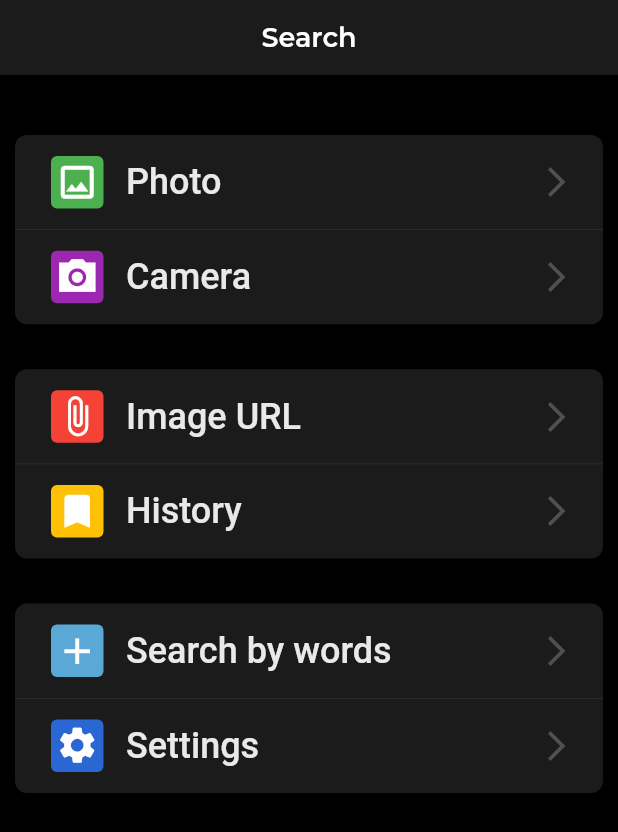
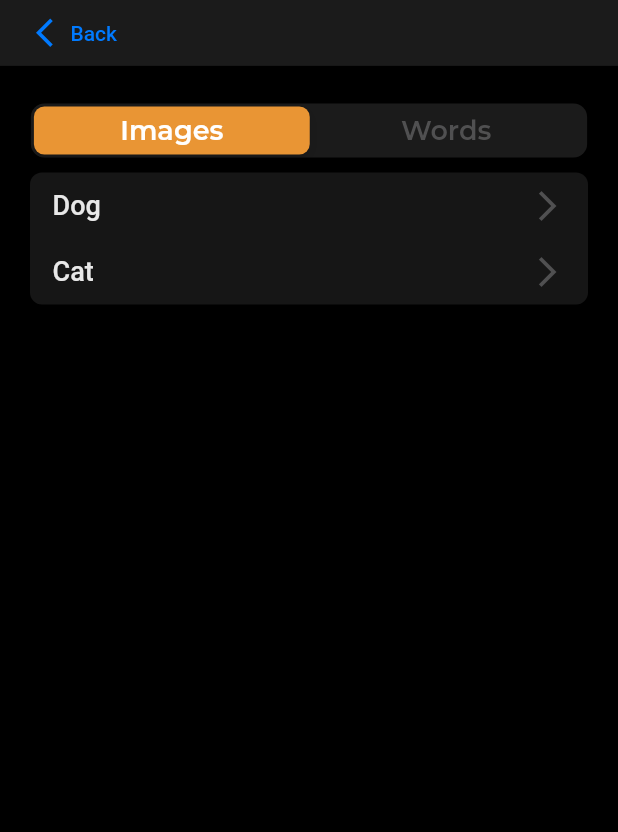
Before and after one commit to GhostuSs/search_image, a Flutter app: the HomePage screen opened directly, after a tap on "History", on a phone screen of 412 x 824 dp. Shown: the top 832 px of the screen. Run offline on Flutter 3.47's test engine with Material 2 defaults, Android fonts, the phone set to English and light mode, and no system bars; our stand-ins replace camera, dio, flutter_rating_bar, page_transition, shared_preferences, webview_flutter; accounts and stored records are empty; Roboto replaces fonts that are missing (JosefinSans-SemiBold).

Commit message:
'searchByLink v 1.0'

```diff
--- a/lib/project_settings/api/routes/api_routes.dart
+++ b/lib/project_settings/api/routes/api_routes.dart
@@ -3,5 +3,7 @@ abstract class ApiRoutes{
 
   static const String searchByWordsGoogle = '/search';
   static const String searchByWordsYandex = '/search/';
+  static const String searchByImageGoogle = '/searchbyimage?site=search&sa=X&image_url=';
+  static const String searchByImageYandex = '/images/search?source=collections&rpt=imageview&url=';
 
 }
--- a/lib/routes.dart
+++ b/lib/routes.dart
@@ -1,5 +1,6 @@
 import 'package:flutter/material.dart';
 import 'package:image_search_app/ui/screens/browser/browser_page.dart';
+import 'package:image_search_app/ui/screens/history/history_by_words_screen.dart';
 import 'package:image_search_app/ui/screens/home.dart';
 import 'package:image_search_app/ui/screens/onboarding/onboarding.dart';
 import 'package:image_search_app/ui/screens/search_by_words/search_by_words_screen.dart';
@@ -14,6 +15,7 @@ abstract class MainNavigationRoutes{
   static const String searchUrl = '/searchurl';
   static const String searchWords = '/searchwords';
   static const String browser = '/browser';
+  static const String historyWords='/historywords';
 }
 final routes = {
   MainNavigationRoutes.home: (BuildContext context) => HomePage(),
@@ -21,5 +23,6 @@ final routes = {
   MainNavigationRoutes.settings: (BuildContext context) => const SettingsScreen(),
   MainNavigationRoutes.searchUrl: (BuildContext context) => const SearchUrlScreen(),
   MainNavigationRoutes.searchWords: (BuildContext context) => const SearchWordsScreen(),
-  MainNavigationRoutes.browser: (BuildContext context) => BrowserPage(),
+  MainNavigationRoutes.browser: (BuildContext context) => const BrowserPage(),
+  MainNavigationRoutes.historyWords: (BuildContext context) => const HistoryOfWordsScreen(),
 };
--- a/lib/ui/components/uikit/raw_segmented.dart
+++ b/lib/ui/components/uikit/raw_segmented.dart
@@ -4,8 +4,9 @@ import 'package:image_search_app/project_settings/colors/color_palette.dart';
 
 class RawSegmented extends StatefulWidget {
   final int segmentedControlValue;
+  final List<String> tabsNames;
   final void Function(int?) onValueChanged;
-  const RawSegmented({Key? key, required this.segmentedControlValue, required this.onValueChanged}) : super(key: key);
+  const RawSegmented({Key? key, required this.segmentedControlValue, required this.onValueChanged, required this.tabsNames}) : super(key: key);
 
   @override
   State<StatefulWidget> createState() {
@@ -23,9 +24,8 @@ class _RawSegmented extends State<RawSegmented> {
           backgroundColor: ProjectColors.darkGray,
           thumbColor: ProjectColors.orange,
           children: <int, Widget>{
-            0: Tab(label: 'Google', index: 0,isSelectedIndex: widget.segmentedControlValue),
-            1: Tab(label: 'Yandex', index: 1,isSelectedIndex: widget.segmentedControlValue),
-          },
+            for(int i=0;i<widget.tabsNames.length;i++) i: Tab(label: widget.tabsNames[i], index: i,isSelectedIndex: widget.segmentedControlValue),
+            },
           onValueChanged: widget.onValueChanged
           ),
     );
--- a/lib/ui/screens/browser/browser_page.dart
+++ b/lib/ui/screens/browser/browser_page.dart
@@ -7,7 +7,8 @@ import '../../components/uikit/raw_segmented.dart';
 class BrowserPage extends StatefulWidget {
   final String? urlGoogle;
   final String? urlYandex;
-  const BrowserPage({Key? key, this.urlGoogle, this.urlYandex}) : super(key: key);
+  final bool? urlSearchEnable;
+  const BrowserPage({Key? key, this.urlGoogle, this.urlYandex, this.urlSearchEnable}) : super(key: key);
 
   @override
   State<StatefulWidget> createState() {
@@ -35,6 +36,7 @@ class _BrowserPageState extends State<BrowserPage> {
     return DefaultTabController(
         length: 2,
         child: Scaffold(
+          resizeToAvoidBottomInset: true,
           backgroundColor: ProjectColors.black,
           appBar: CupertinoNavigationBar(
             backgroundColor: ProjectColors.darkGray,
@@ -63,6 +65,7 @@ class _BrowserPageState extends State<BrowserPage> {
                   mainAxisAlignment: MainAxisAlignment.center,
                   children: [
                     RawSegmented(
+                      tabsNames: ['Google','Yandex'],
                       onValueChanged: (int? value) {
                         setState(() {
                           segmentedControlValue = value!;
--- /dev/null
+++ b/lib/ui/screens/history/history_by_words_screen.dart
@@ -0,0 +1,132 @@
+import 'package:flutter/cupertino.dart';
+import 'package:flutter/material.dart';
+import 'package:image_search_app/project_settings/colors/color_palette.dart';
+import 'package:image_search_app/routes.dart';
+import 'package:image_search_app/ui/screens/settings/settings_screen.dart';
+import '../../components/uikit/raw_segmented.dart';
+
+class HistoryOfWordsScreen extends StatefulWidget {
+  final String? urlGoogle;
+  final String? urlYandex;
+  const HistoryOfWordsScreen({Key? key, this.urlGoogle, this.urlYandex}) : super(key: key);
+
+  @override
+  State<StatefulWidget> createState() {
+    return _HistoryOfWordsScreenState();
+  }
+}
+
+class _HistoryOfWordsScreenState extends State<HistoryOfWordsScreen> {
+  int segmentedControlValue = 0;
+  final List<CardData> _items = [
+    CardData(text: 'Dog', onCardPressed: (){}),
+    CardData(text: 'Cat', onCardPressed: (){})
+  ];
+  void onCardPressed(){
+    Navigator.pushNamed(context, MainNavigationRoutes.home);
+  }
+  @override
+  initState() {
+    super.initState();
+  }
+  Future<String> getValue() async {
+    String url;
+    segmentedControlValue==0 ? url=widget.urlGoogle! : url=widget.urlYandex!;
+    return url;
+  }
+  @override
+  Widget build(BuildContext context) {
+    return DefaultTabController(
+        length: 2,
+        child: Scaffold(
+          backgroundColor: ProjectColors.black,
+          appBar: CupertinoNavigationBar(
+            backgroundColor: ProjectColors.darkGray,
+            leading: TextButton(
+              onPressed: () => Navigator.pop(context),
+              child: Row(children: const [
+                Icon(
+                  Icons.arrow_back_ios,
+                  color: CupertinoColors.systemBlue,
+                  size: 23,
+                ),
+                Text(
+                  'Back',
+                  style: TextStyle(color: CupertinoColors.systemBlue),
+                )
+              ]),
+            ),
+          ),
+          body: SingleChildScrollView(
+            physics: const NeverScrollableScrollPhysics(),
+            child: Column(
+              crossAxisAlignment: CrossAxisAlignment.center,
+              children: [
+                const SizedBox(height: 25),
+                Row(
+                  mainAxisAlignment: MainAxisAlignment.center,
+                  children: [
+                    RawSegmented(
+                      tabsNames: const ['Images','Words'],
+                      onValueChanged: (int? value) {
+                        setState(() {
+                          segmentedControlValue = value!;
+                        });
+                      },
+                      segmentedControlValue: segmentedControlValue,
+                    )
+                  ],
+                ),
+                const SizedBox(height: 10),
+                Padding(
+                  padding: EdgeInsets.symmetric(horizontal: 20),
+                  child: Container(
+                    decoration: BoxDecoration(
+                        color: ProjectColors.darkGray.withOpacity(0.8),
+                        borderRadius: BorderRadius.circular(8)
+                    ),
+                    child: Column(
+                      children: [
+                        for(int i=0;i<_items.length;i++)InkWell(
+                          borderRadius: BorderRadius.circular(8.0),
+                          child: Padding(
+                            padding: const EdgeInsets.symmetric(vertical: 10),
+                            child: Row(
+                              children: [
+                                _items[i].iconPath!= null ? Padding(
+                                    padding: const EdgeInsets.only(left: 20,right: 15,top: 10,bottom: 10),
+                                    child: Image.asset(_items[i].iconPath!)
+                                )
+                                    :Container(width: 15,),
+                                Text(
+                                    _items[i].text,
+                                    style: TextStyle(
+                                        color: ProjectColors.white.withOpacity(0.9),
+                                        fontWeight: FontWeight.w500,
+                                        fontSize: 18.0,
+                                        fontFamily: 'JosefinSans-SemiBold'
+                                    )
+                                ),
+                                const Spacer(),
+                                const Padding(
+                                    padding: EdgeInsets.only(right: 15),
+                                    child: Icon(
+                                      Icons.arrow_forward_ios,
+                                      color: ProjectColors.textLightGray,
+                                    )
+                                )
+                              ],
+                            ),
+                          ),
+                          onTap: _items[i].onCardPressed,
+                        )
+                      ],
+                    ),
+                  ),
+                )
+              ],
+            ),
+          ),
+        ));
+  }
+}
--- a/lib/ui/screens/home.dart
+++ b/lib/ui/screens/home.dart
@@ -4,6 +4,7 @@ import 'package:image_search_app/project_settings/colors/color_palette.dart';
 import 'package:image_search_app/routes.dart';
 import 'package:image_search_app/ui/components/uikit/appbar.dart';
 import 'package:image_search_app/ui/components/uikit/settings_card.dart';
+import 'package:page_transition/page_transition.dart';
 
 
 class HomePage extends StatefulWidget{
@@ -16,7 +17,6 @@ class HomePage extends StatefulWidget{
 
 class _HomePageState extends State<HomePage>{
 
-
   @override
   void initState() {
     super.initState();
@@ -24,7 +24,6 @@ class _HomePageState extends State<HomePage>{
 
   @override
   Widget build(BuildContext context) {
-
     return Scaffold(
       backgroundColor: ProjectColors.black,
       appBar: const InnerAppBar(automaticalyImplyLeading: false, title: 'Search',),
@@ -46,8 +45,7 @@ class _HomePageState extends State<HomePage>{
             ),
             textDown: 'Camera',
             onPressedDown: () async {
-
-              //Navigator.push(context,PageTransition(child: CameraScreen(camera:firstCamera), type: PageTransitionType.leftToRight));
+              print('Camera');
               },
 
           ),
@@ -62,7 +60,7 @@ class _HomePageState extends State<HomePage>{
               backColor: Colors.red,
             ),
             textUp: 'Image URL',
-            onPressedDown: (){debugPrint('History');},
+            onPressedDown: (){Navigator.pushNamed(context, MainNavigationRoutes.historyWords);},
             onPressedUp: (){Navigator.pushNamed(context, MainNavigationRoutes.searchUrl);},
           ),
           RawCard(
--- a/lib/ui/screens/search_url/search_url_screen.dart
+++ b/lib/ui/screens/search_url/search_url_screen.dart
@@ -2,6 +2,7 @@ import 'package:flutter/cupertino.dart';
 import 'package:flutter/material.dart';
 import 'package:image_search_app/ui/components/uikit/textfield.dart';
 
+import '../../../project_settings/api/api_controller.dart';
 import '../../../project_settings/colors/color_palette.dart';
 import '../browser/browser_page.dart';
 
@@ -53,8 +54,9 @@ class _SearchUrlScreenState extends State<SearchUrlScreen>{
               onChanged: (value){
                 value=searchController.text;
               }, onSearchPressed: () async{
-              String url = searchController.text;
-              Navigator.push(context, MaterialPageRoute(builder: (BuildContext ctx)=>BrowserPage(urlGoogle: url,urlYandex: url,)));
+              String? urlGoogle = await Api().searchByImageGoogle(searchController.text);
+              String? urlYandex = await Api().searchByImageYandex(searchController.text);
+              Navigator.push(context, MaterialPageRoute(builder: (BuildContext ctx)=>BrowserPage(urlGoogle: urlGoogle,urlYandex: urlYandex,)));
             },
           )
         ],
--- a/lib/ui/screens/settings/settings_screen.dart
+++ b/lib/ui/screens/settings/settings_screen.dart
@@ -46,10 +46,11 @@ class _SettingsScreenState extends State<SettingsScreen>{
                     padding: EdgeInsets.symmetric(vertical: 5),
                     child: Row(
                       children: [
-                        Padding(
+                        _items[i].iconPath!= null ? Padding(
                             padding: const EdgeInsets.only(left: 20,right: 15,top: 10,bottom: 10),
-                            child: Image.asset(_items[i].iconPath)
-                        ),
+                            child: Image.asset(_items[i].iconPath!)
+                        )
+                            :Container(),
                         Text(
                             _items[i].text,
                             style: TextStyle(
@@ -83,9 +84,9 @@ class _SettingsScreenState extends State<SettingsScreen>{
 }
 
 class CardData{
-  CardData({required this.text, required this.iconPath, required this.onCardPressed});
+  CardData({required this.text,this.iconPath, required this.onCardPressed});
 
   final String text;
-  final String iconPath;
+  final String? iconPath;
   final void Function() onCardPressed;
 }
```
Also changed, not shown: lib/project_settings/api/api_controller.dart (+24 -0 lines), 1 other file.
